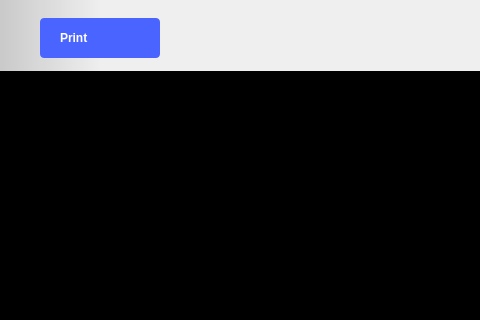
Old version of the form ui/oscilloscope.ui in the repository analogdevicesinc/scopy; both pictures show x 0 to 480 and y 0 to 320 of the 1017 by 654 pixel window.
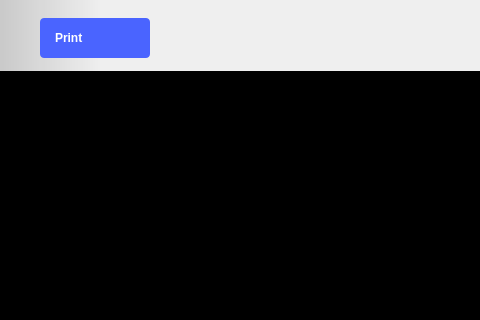
New version of the form. Icons and pictures are not drawn. Custom widgets are drawn as their Qt base class.

Commit message: Oscilloscope: add printer icon to the print button

What changed in the file:
```diff
--- a/ui/oscilloscope.ui
+++ b/ui/oscilloscope.ui
@@ -90,6 +90,9 @@
         </item>
         <item>
          <widget class="QPushButton" name="printBtn">
+          <property name="layoutDirection">
+           <enum>Qt::RightToLeft</enum>
+          </property>
           <property name="styleSheet">
            <string notr="true">
 QPushButton {
@@ -98,8 +101,8 @@
 
   text-align: left;
   font-weight: bold;
-  padding-left: 20px;
-  padding-right: 20px;
+  padding-left: 15px;
+  padding-right: 15px;
   qproperty-text: &quot;Print&quot;;
 
   border-radius: 4px;
@@ -120,6 +123,16 @@
           <property name="text">
            <string>Print</string>
           </property>
+          <property name="icon">
+           <iconset resource="../resources/resources.qrc">
+            <normaloff>:/icons/ic printer.svg</normaloff>:/icons/ic printer.svg</iconset>
+          </property>
+          <property name="iconSize">
+           <size>
+            <width>10</width>
+            <height>10</height>
+           </size>
+          </property>
          </widget>
         </item>
         <item>
@@ -1004,18 +1017,18 @@
   </action>
  </widget>
  <customwidgets>
-  <customwidget>
-   <class>adiscope::MenuAnim</class>
-   <extends>QWidget</extends>
-   <header>menu_anim.hpp</header>
-   <container>1</container>
-  </customwidget>
   <customwidget>
    <class>adiscope::DetachDragZone</class>
    <extends>QWidget</extends>
    <header>detachdragzone.h</header>
    <container>1</container>
   </customwidget>
+  <customwidget>
+   <class>adiscope::MenuAnim</class>
+   <extends>QWidget</extends>
+   <header>menu_anim.hpp</header>
+   <container>1</container>
+  </customwidget>
   <customwidget>
    <class>adiscope::CustomPushButton</class>
    <extends>QPushButton</extends>
```
